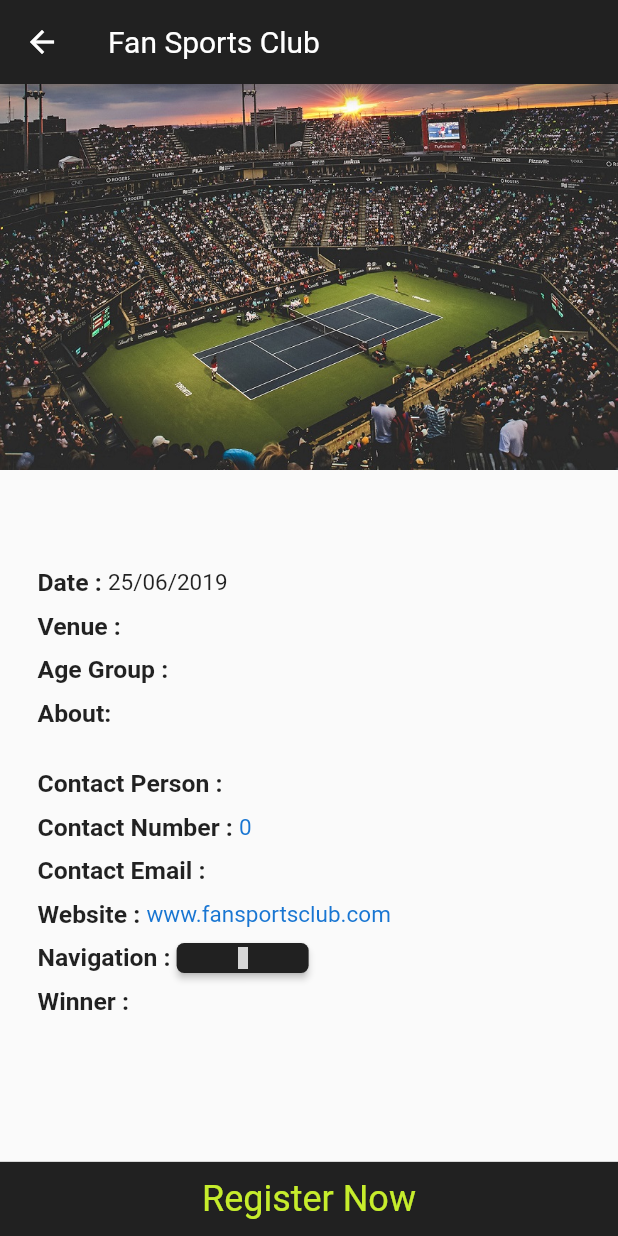
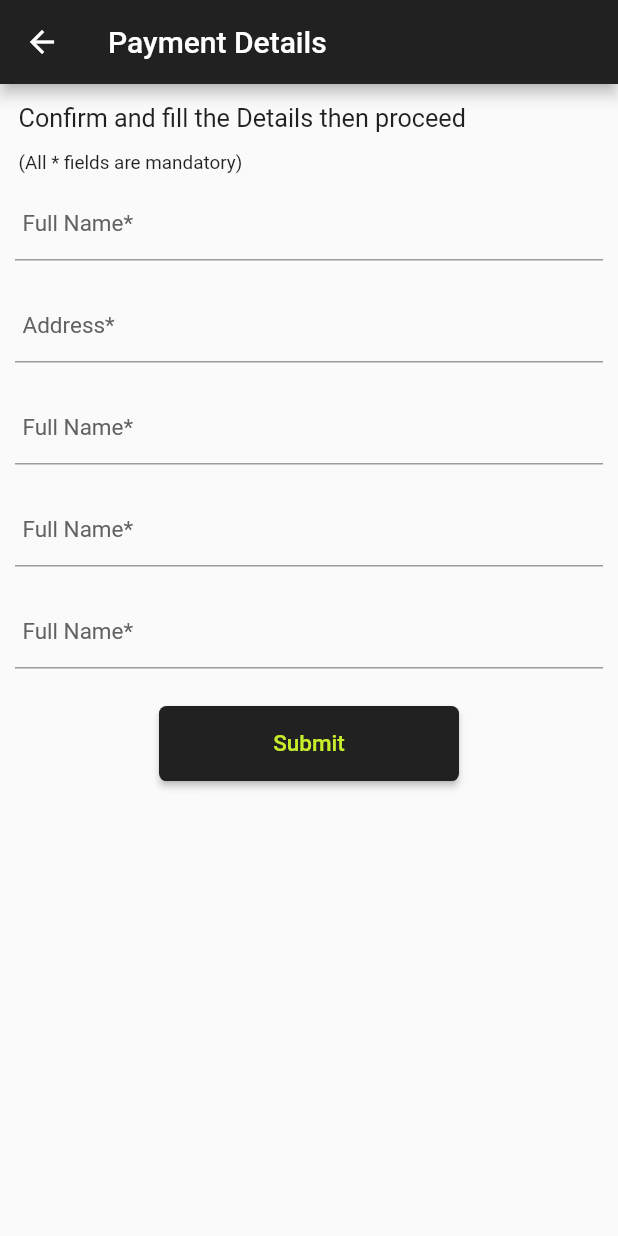
Before and after one commit to abbasidaniyal/FanSportClub-App, a Flutter app: the FSCInfoPage screen opened directly with empty values, after a tap on "Register Now", on a phone screen of 412 x 824 dp. Run offline on Flutter 3.47's test engine with Material 2 defaults, Android fonts, the phone set to English and light mode, and no system bars; our stand-ins replace firebase_messaging, flutter_datetime_picker, flutter_linkify, google_sign_in, material_design_icons_flutter, shared_preferences and 1 more; missing offline and left inert: flutter_calendar, flutter_facebook_login, flutter_picker, razorpay_flutter; accounts and stored records are empty; statements that could not run were skipped; grey boxes are pictures that could not be loaded.

Commit message:
Gallery Update and Payment setup

```diff
--- a/lib/pages/fsc_tournament_info_page.dart
+++ b/lib/pages/fsc_tournament_info_page.dart
@@ -9,6 +9,7 @@ import '../scoped_model/main.dart';
 import '../widget/button.dart';
 import 'package:material_design_icons_flutter/material_design_icons_flutter.dart';
 
+import 'payment_details_page.dart';
 import 'player_profile_page.dart';
 
 class FSCInfoPage extends StatelessWidget {
@@ -370,6 +371,11 @@ class FSCInfoPage extends StatelessWidget {
                 ),
                 onTap: () {
                   //GO TO PAYMENT CONFIRMPAGE
+                  Navigator.of(context).push(MaterialPageRoute(
+                    builder: (context){
+                      return PaymentConfirmPage();
+                    }
+                  ));
                 },
               ))
           : Container(
--- a/lib/pages/gallery_image_details.dart
+++ b/lib/pages/gallery_image_details.dart
@@ -12,7 +12,10 @@ class GalleryImageDetailsPage extends StatelessWidget {
     return CustomScrollView(
       slivers: <Widget>[
         SliverAppBar(
+          pinned: true,
           expandedHeight: 350.0,
+          forceElevated: true,
+          title: Text(image.tournamentTag.tournamentName),
           flexibleSpace: FlexibleSpaceBar(
             background: Image(
               image: NetworkImage(image.imageUrl),
@@ -31,27 +34,39 @@ class GalleryImageDetailsPage extends StatelessWidget {
                     crossAxisAlignment: CrossAxisAlignment.start,
                     children: <Widget>[
                       Container(
+                        padding: EdgeInsets.all(10.0),
                         child: Text("Tournament : " +
                             image.tournamentTag.tournamentName),
                       ),
                       Container(
+                        padding: EdgeInsets.all(10.0),
                         child: Text("Description : " + image.description),
                       ),
                       Container(
+                        padding: EdgeInsets.all(10.0),
                         child: Text("Venue : " + image.tournamentTag.venue),
                       ),
                       Container(
+                        padding: EdgeInsets.all(10.0),
                         child: Text("Date : " +
                             DateFormat.yMMMMd()
                                 .format(image.tournamentTag.date)),
                       ),
+                      Container(
+                          padding: EdgeInsets.only(left:10.0,top: 10.0),
+                          child: Text("Tagged Users")),
                       ListView.builder(
+                        controller: ScrollController(keepScrollOffset: true),
                         shrinkWrap: true,
                         itemCount: image.taggedUserList.length,
                         itemBuilder: (context, index) {
                           return GestureDetector(
                             child: Container(
-                              child: Text(image.taggedUserList[index].name,style: TextStyle(color: Colors.blue),),
+                              padding: EdgeInsets.only(bottom: 10.0,left: 10.0),
+                              child: Text(
+                                image.taggedUserList[index].name,
+                                style: TextStyle(color: Colors.blue),
+                              ),
                             ),
                             onTap: () {
                               Navigator.of(context)
--- a/lib/pages/gallery_page.dart
+++ b/lib/pages/gallery_page.dart
@@ -34,7 +34,6 @@ class _GalleryPageState extends State<GalleryPage> {
         });
       }
     });
-
     return;
   }
 
--- /dev/null
+++ b/lib/pages/payment_details_page.dart
@@ -0,0 +1,211 @@
+import 'package:Fan_Sports/widget/button.dart';
+import 'package:flutter/material.dart';
+import 'package:razorpay_flutter/razorpay_flutter.dart';
+import 'package:flutter/widgets.dart';
+import 'package:scoped_model/scoped_model.dart';
+import '../scoped_model/main.dart';
+
+class PaymentConfirmPage extends StatefulWidget {
+  @override
+  _PaymentConfirmPageState createState() => _PaymentConfirmPageState();
+}
+
+class _PaymentConfirmPageState extends State<PaymentConfirmPage> {
+  var paymentData = {};
+  GlobalKey<FormState> _globalKey = GlobalKey<FormState>();
+
+  Future<Null> payment() async {
+    String apiKey = "rzp_test_EcwB4YZMeBEleN";
+    Map<String, String> notes = new Map();
+    MainModel model = ScopedModel.of(context);
+    notes.putIfAbsent('billing_address', () => "Somewhere on earth");
+    notes.putIfAbsent('shipping_address', () => "Somewhere near India");
+
+    Map<String, dynamic> options = new Map();
+    options.putIfAbsent("name", () => "Mr John Doe");
+    options.putIfAbsent(
+        "image",
+        () =>
+            "https://s3.amazonaws.com/rzp-mobile/images/rzp.png");
+    options.putIfAbsent("description", () => "Testing razorpay transaction");
+    options.putIfAbsent("amount", () => "10000");
+    options.putIfAbsent("email", () => "omairkhan064@gmail.com");
+    options.putIfAbsent("contact", () => "+918171331341");
+
+    options.putIfAbsent("prefill",
+        () => {"name": "John Doe", "email": "omairkhan064@gmail.com"});
+
+    // additional notes support. https://docs.razorpay.com/docs/notes
+    options.putIfAbsent("notes", () => notes);
+
+    options.putIfAbsent("theme", () => "#4D68FF"); // optional arguement
+    options.putIfAbsent("key", () => apiKey);
+
+    Map<dynamic, dynamic> paymentResponse = new Map();
+    // paymentResponse = await Razorpay.showPaymentForm(options);
+
+    Razorpay _razorpay = Razorpay();
+
+    _razorpay.on(Razorpay.EVENT_PAYMENT_SUCCESS, _handlePaymentSuccess);
+    _razorpay.on(Razorpay.EVENT_PAYMENT_ERROR, _handlePaymentError);
+    _razorpay.on(Razorpay.EVENT_EXTERNAL_WALLET, _handleExternalWallet);
+
+    _razorpay.open(options);
+
+    print("response $paymentResponse");
+  }
+
+  void _handlePaymentSuccess(PaymentSuccessResponse response) {
+    // Do something when payment succeeds
+    print("Success" + response.signature);
+    print(response.paymentId);
+    print(response.orderId);
+  }
+
+  void _handlePaymentError(PaymentFailureResponse response) {
+    // Do something when payment fails
+    print(response.message);
+  }
+
+  void _handleExternalWallet(ExternalWalletResponse response) {
+    // Do something when an external wallet was selected
+    print(response.walletName);
+  }
+
+  void submitForm() async {
+    bool success = await payment();
+    if (success) {
+    } else {}
+  }
+
+  @override
+  Widget build(BuildContext context) {
+    return Scaffold(
+      appBar: AppBar(
+        title: Text("Payment Details"),
+      ),
+      body: Container(
+        child: Form(
+          key: _globalKey,
+          child: ListView(
+            children: <Widget>[
+              Container(
+                margin: EdgeInsets.symmetric(
+                    vertical: MediaQuery.of(context).size.width * 0.03,
+                    horizontal: MediaQuery.of(context).size.width * 0.03),
+                child: Text(
+                  "Confirm and fill the Details then proceed",
+                  textScaleFactor: 1.2,
+                ),
+              ),
+              Container(
+                margin: EdgeInsets.symmetric(
+                    horizontal: MediaQuery.of(context).size.width * 0.03),
+                child: Text(
+                  "(All * fields are mandatory)",
+                  textScaleFactor: 0.9,
+                  textAlign: TextAlign.left,
+                ),
+              ),
+              Container(
+                margin: EdgeInsets.all(10.0),
+                child: TextFormField(
+                  keyboardType: TextInputType.text,
+                  validator: (value) {
+                    return value.isEmpty ? "Please enter a valid value" : null;
+                  },
+                  decoration: InputDecoration(
+                    disabledBorder: InputBorder.none,
+                    labelText: "Full Name*",
+                    labelStyle:
+                        TextStyle(color: Colors.grey.shade700, fontSize: 15),
+                    border: UnderlineInputBorder(),
+                    contentPadding: EdgeInsets.all(5.0),
+                  ),
+                ),
+              ),
+              Container(
+                margin: EdgeInsets.all(10.0),
+                child: TextFormField(
+                  keyboardType: TextInputType.text,
+                  validator: (value) {
+                    return value.isEmpty ? "Please enter a valid value" : null;
+                  },
+                  decoration: InputDecoration(
+                    disabledBorder: InputBorder.none,
+                    labelText: "Address*",
+                    labelStyle:
+                        TextStyle(color: Colors.grey.shade700, fontSize: 15),
+                    border: UnderlineInputBorder(),
+                    contentPadding: EdgeInsets.all(5.0),
+                  ),
+                ),
+              ),
+              Container(
+                margin: EdgeInsets.all(10.0),
+                child: TextFormField(
+                  keyboardType: TextInputType.text,
+                  validator: (value) {
+                    return value.isEmpty ? "Please enter a valid value" : null;
+                  },
+                  decoration: InputDecoration(
+                    disabledBorder: InputBorder.none,
+                    labelText: "Full Name*",
+                    labelStyle:
+                        TextStyle(color: Colors.grey.shade700, fontSize: 15),
+                    border: UnderlineInputBorder(),
+                    contentPadding: EdgeInsets.all(5.0),
+                  ),
+                ),
+              ),
+              Container(
+                margin: EdgeInsets.all(10.0),
+                child: TextFormField(
+                  keyboardType: TextInputType.text,
+                  validator: (value) {
+                    return value.isEmpty ? "Please enter a valid value" : null;
+                  },
+                  decoration: InputDecoration(
+                    disabledBorder: InputBorder.none,
+                    labelText: "Full Name*",
+                    labelStyle:
+                        TextStyle(color: Colors.grey.shade700, fontSize: 15),
+                    border: UnderlineInputBorder(),
+                    contentPadding: EdgeInsets.all(5.0),
+                  ),
+                ),
+              ),
+              Container(
+                margin: EdgeInsets.all(10.0),
+                child: TextFormField(
+                  keyboardType: TextInputType.text,
+                  validator: (value) {
+                    return value.isEmpty ? "Please enter a valid value" : null;
+                  },
+                  decoration: InputDecoration(
+                    disabledBorder: InputBorder.none,
+                    labelText: "Full Name*",
+                    labelStyle:
+                        TextStyle(color: Colors.grey.shade700, fontSize: 15),
+                    border: UnderlineInputBorder(),
+                    contentPadding: EdgeInsets.all(5.0),
+                  ),
+                ),
+              ),
+              Container(
+                margin: EdgeInsets.all(10.0),
+                padding: EdgeInsets.all(5.0),
+                child: Center(
+                  child: MyButton(
+                    "Submit",
+                    submitForm,
+                  ),
+                ),
+              ),
+            ],
+          ),
+        ),
+      ),
+    );
+  }
+}
--- a/lib/scoped_model/login.dart
+++ b/lib/scoped_model/login.dart
@@ -1,6 +1,7 @@
 import 'dart:async';
 import 'dart:convert';
 
+import 'package:Fan_Sports/models/user_profile.dart';
 import 'package:scoped_model/scoped_model.dart';
 import 'package:http/http.dart' as http;
 import 'package:google_sign_in/google_sign_in.dart';
@@ -10,6 +11,7 @@ import 'package:shared_preferences/shared_preferences.dart';
 import './baseUrl.dart';
 
 mixin Login on Model {
+  UserProfile loggedInUser;
   String token;
   bool isUserSignedIn = false;
 
--- a/lib/scoped_model/payment.dart
+++ b/lib/scoped_model/payment.dart
@@ -4,7 +4,7 @@ import 'package:scoped_model/scoped_model.dart';
 import 'package:razorpay_flutter/razorpay_flutter.dart';
 
 mixin PaymentModel on Model {
-  Future<Null> payment() async {
+  Future<bool> payment() async {
     String apiKey = "rzp_test_EcwB4YZMeBEleN";
     Map<String, String> notes = new Map();
     notes.putIfAbsent('billing_address', () => "Somewhere on earth");
@@ -43,11 +43,12 @@ mixin PaymentModel on Model {
 
     print("response $paymentResponse");
     // _razorpay.clear();
+    return true;
   }
 
   void _handlePaymentSuccess(PaymentSuccessResponse response) {
     // Do something when payment succeeds
-    print(response.signature);
+    print("Success" + response.signature);
     print(response.paymentId);
     print(response.orderId);
   }
```
Also changed, not shown: lib/widget/gallery_tile.dart (+12 -14 lines).
